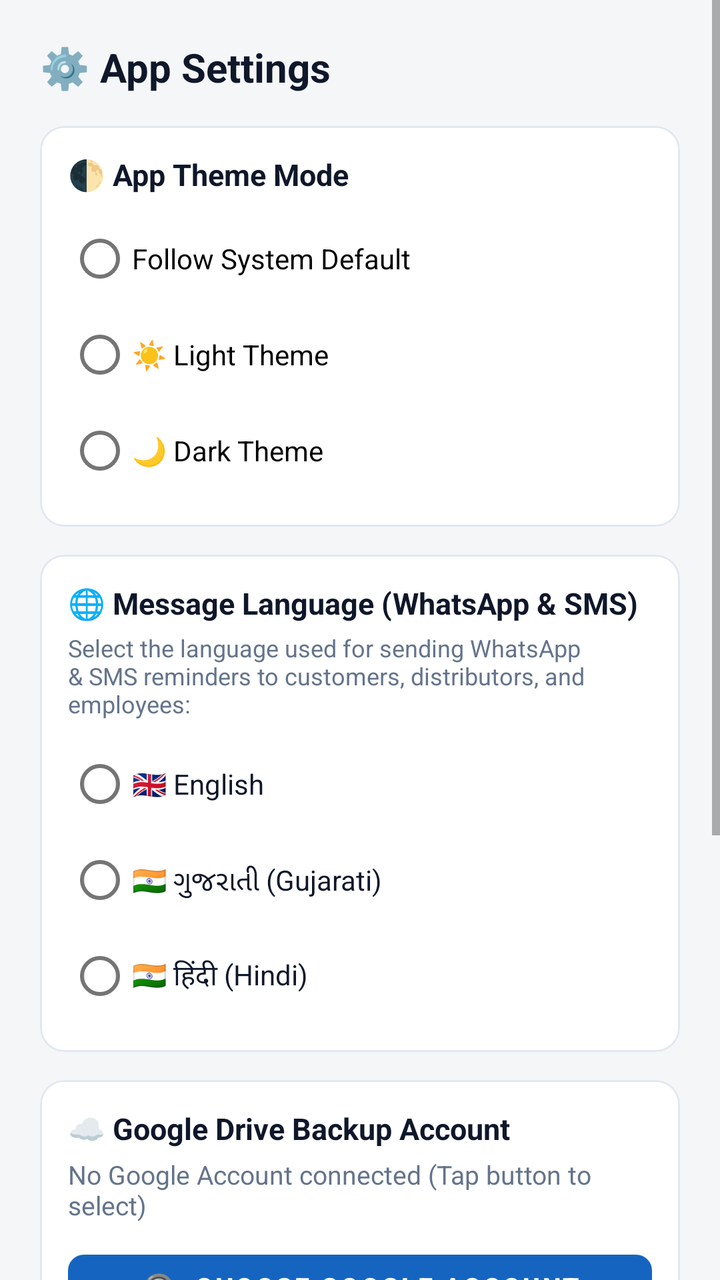
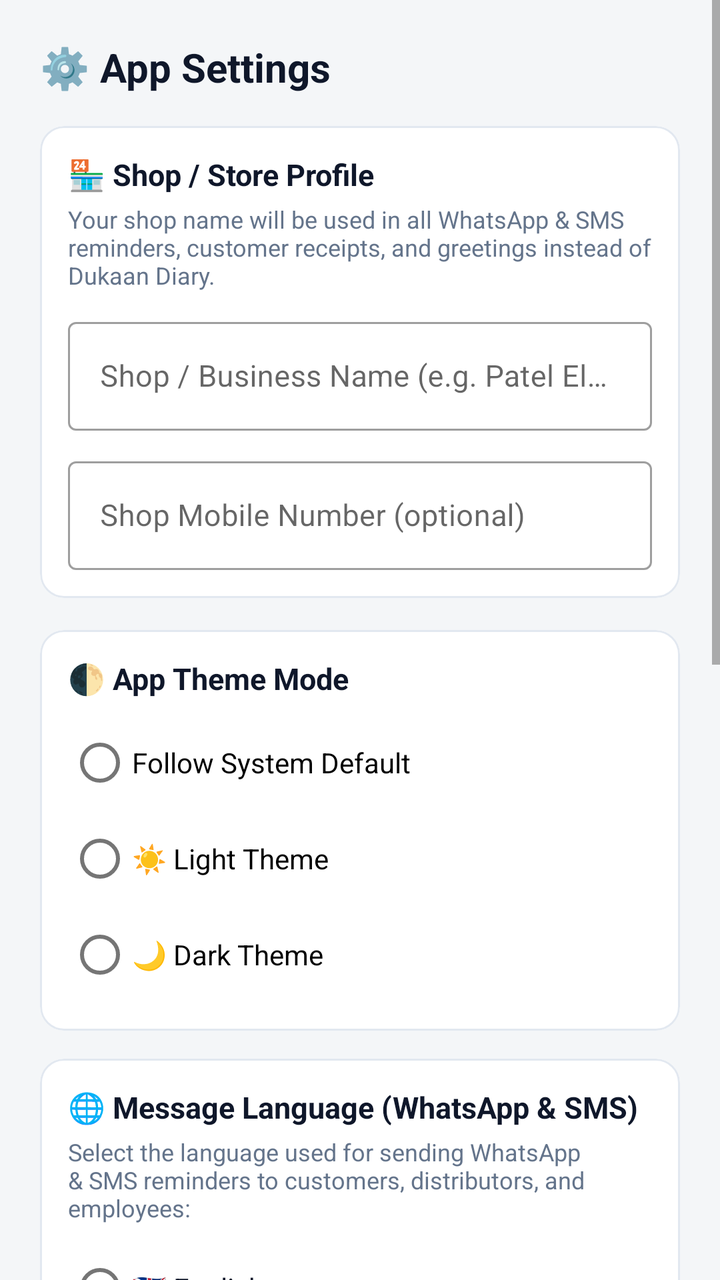

Before-and-after screenshots of an Android layout around one commit, followed by the original layout XML and the change that was made.
<!-- AndroidManifest.xml: application theme Theme.Dukaan -->
<!-- res/layout/dialog_settings.xml -->
<?xml version="1.0" encoding="utf-8"?>
<ScrollView xmlns:android="http://schemas.android.com/apk/res/android"
    xmlns:app="http://schemas.android.com/apk/res-auto"
    android:layout_width="match_parent"
    android:layout_height="wrap_content">

    <LinearLayout
        android:layout_width="match_parent"
        android:layout_height="wrap_content"
        android:orientation="vertical"
        android:padding="20dp">

        <TextView
            android:layout_width="match_parent"
            android:layout_height="wrap_content"
            android:text="⚙️ App Settings"
            android:textColor="@color/text_primary"
            android:textSize="20sp"
            android:textStyle="bold" />

        
        <com.google.android.material.card.MaterialCardView
            android:layout_width="match_parent"
            android:layout_height="wrap_content"
            android:layout_marginTop="16dp"
            app:cardCornerRadius="12dp"
            app:cardElevation="0dp"
            app:strokeColor="@color/divider_color"
            app:strokeWidth="1dp">

            <LinearLayout
                android:layout_width="match_parent"
                android:layout_height="wrap_content"
                android:orientation="vertical"
                android:padding="14dp">

                <TextView
                    android:layout_width="wrap_content"
                    android:layout_height="wrap_content"
                    android:text="🌓 App Theme Mode"
                    android:textColor="@color/text_primary"
                    android:textSize="15sp"
                    android:textStyle="bold" />

                <RadioGroup
                    android:id="@+id/rgThemeMode"
                    android:layout_width="match_parent"
                    android:layout_height="wrap_content"
                    android:layout_marginTop="8dp">

                    <RadioButton
                        android:id="@+id/rbThemeSystem"
                        android:layout_width="match_parent"
                        android:layout_height="wrap_content"
                        android:text="Follow System Default"
                        android:textSize="14sp" />

                    <RadioButton
                        android:id="@+id/rbThemeLight"
                        android:layout_width="match_parent"
                        android:layout_height="wrap_content"
                        android:text="☀️ Light Theme"
                        android:textSize="14sp" />

                    <RadioButton
                        android:id="@+id/rbThemeDark"
                        android:layout_width="match_parent"
                        android:layout_height="wrap_content"
                        android:text="🌙 Dark Theme"
                        android:textSize="14sp" />
                </RadioGroup>
            </LinearLayout>
        </com.google.android.material.card.MaterialCardView>

        
        <com.google.android.material.card.MaterialCardView
            android:layout_width="match_parent"
            android:layout_height="wrap_content"
            android:layout_marginTop="14dp"
            app:cardCornerRadius="12dp"
            app:cardElevation="0dp"
            app:strokeColor="@color/divider_color"
            app:strokeWidth="1dp">

            <LinearLayout
                android:layout_width="match_parent"
                android:layout_height="wrap_content"
                android:orientation="vertical"
                android:padding="14dp">

                <TextView
                    android:layout_width="wrap_content"
                    android:layout_height="wrap_content"
                    android:text="🌐 Message Language (WhatsApp &amp; SMS)"
                    android:textColor="@color/text_primary"
                    android:textSize="15sp"
                    android:textStyle="bold" />

                <TextView
                    android:layout_width="match_parent"
                    android:layout_height="wrap_content"
                    android:layout_marginTop="4dp"
                    android:text="Select the language used for sending WhatsApp &amp; SMS reminders to customers, distributors, and employees:"
                    android:textColor="@color/text_secondary"
                    android:textSize="12sp" />

                <RadioGroup
                    android:id="@+id/rgMessageLanguage"
                    android:layout_width="match_parent"
                    android:layout_height="wrap_content"
                    android:layout_marginTop="8dp">

                    <RadioButton
                        android:id="@+id/rbMsgLangEn"
                        android:layout_width="match_parent"
                        android:layout_height="wrap_content"
                        android:text="🇬🇧 English"
                        android:textColor="@color/text_primary"
                        android:textSize="14sp" />

                    <RadioButton
                        android:id="@+id/rbMsgLangGu"
                        android:layout_width="match_parent"
                        android:layout_height="wrap_content"
                        android:text="🇮🇳 ગુજરાતી (Gujarati)"
                        android:textColor="@color/text_primary"
                        android:textSize="14sp" />

                    <RadioButton
                        android:id="@+id/rbMsgLangHi"
                        android:layout_width="match_parent"
                        android:layout_height="wrap_content"
                        android:text="🇮🇳 हिंदी (Hindi)"
                        android:textColor="@color/text_primary"
                        android:textSize="14sp" />
                </RadioGroup>
            </LinearLayout>
        </com.google.android.material.card.MaterialCardView>

        
        <com.google.android.material.card.MaterialCardView
            android:layout_width="match_parent"
            android:layout_height="wrap_content"
            android:layout_marginTop="14dp"
            app:cardCornerRadius="12dp"
            app:cardElevation="0dp"
            app:strokeColor="@color/divider_color"
            app:strokeWidth="1dp">

            <LinearLayout
                android:layout_width="match_parent"
                android:layout_height="wrap_content"
                android:orientation="vertical"
                android:padding="14dp">

                <TextView
                    android:layout_width="wrap_content"
                    android:layout_height="wrap_content"
                    android:text="☁️ Google Drive Backup Account"
                    android:textColor="@color/text_primary"
                    android:textSize="15sp"
                    android:textStyle="bold" />

                <TextView
                    android:id="@+id/tvSettingsDriveStatus"
                    android:layout_width="match_parent"
                    android:layout_height="wrap_content"
                    android:layout_marginTop="4dp"
                    android:text="No Google Account connected (Tap button to select)"
                    android:textColor="@color/text_secondary"
                    android:textSize="13sp" />

                <com.google.android.material.button.MaterialButton
                    android:id="@+id/btnSettingsSelectAccount"
                    android:layout_width="match_parent"
                    android:layout_height="44dp"
                    android:layout_marginTop="10dp"
                    android:text="🔘  CHOOSE GOOGLE ACCOUNT"
                    android:textSize="13sp"
                    android:textStyle="bold"
                    app:cornerRadius="8dp" />

                <TextView
                    android:layout_width="match_parent"
                    android:layout_height="wrap_content"
                    android:layout_marginTop="8dp"
                    android:text="All tasks, customer debts, and voice notes will be tied to this Google Account so your data remains safe when updating or reinstalling."
                    android:textColor="@color/text_secondary"
                    android:textSize="11sp" />
            </LinearLayout>
        </com.google.android.material.card.MaterialCardView>

        
        <com.google.android.material.card.MaterialCardView
            android:layout_width="match_parent"
            android:layout_height="wrap_content"
            android:layout_marginTop="14dp"
            app:cardCornerRadius="12dp"
            app:cardElevation="0dp"
            app:strokeColor="@color/divider_color"
            app:strokeWidth="1dp">

            <LinearLayout
                android:layout_width="match_parent"
                android:layout_height="wrap_content"
                android:orientation="vertical"
                android:padding="14dp">

                <TextView
                    android:layout_width="wrap_content"
                    android:layout_height="wrap_content"
                    android:text="⏰ Periodic Reminders"
                    android:textColor="@color/text_primary"
                    android:textSize="15sp"
                    android:textStyle="bold" />

                <TextView
                    android:layout_width="match_parent"
                    android:layout_height="wrap_content"
                    android:layout_marginTop="4dp"
                    android:text="Active schedule: Every 2 hours (8:00 AM, 10:00 AM, 12:00 PM, 2:00 PM, 4:00 PM, 6:00 PM, 8:00 PM, 10:00 PM)."
                    android:textColor="#16A34A"
                    android:textSize="13sp"
                    android:textStyle="bold" />

                <com.google.android.material.button.MaterialButton
                    android:id="@+id/btnTestNotification"
                    style="@style/Widget.MaterialComponents.Button.OutlinedButton"
                    android:layout_width="match_parent"
                    android:layout_height="44dp"
                    android:layout_marginTop="8dp"
                    android:text="🔔 TEST REMINDER NOW"
                    android:textColor="@color/primary"
                    android:textSize="12sp"
                    app:strokeColor="@color/primary" />
            </LinearLayout>
        </com.google.android.material.card.MaterialCardView>

        
        <com.google.android.material.button.MaterialButton
            android:id="@+id/btnSaveSettings"
            android:layout_width="match_parent"
            android:layout_height="48dp"
            android:layout_marginTop="18dp"
            android:backgroundTint="@color/primary"
            android:text="SAVE SETTINGS"
            android:textColor="@android:color/white"
            android:textSize="14sp"
            android:textStyle="bold"
            app:cornerRadius="10dp" />

    </LinearLayout>
</ScrollView>
<!-- resources referenced by this layout -->
<resources>
  <color name="divider_color">#E2E8F0</color>
  <color name="primary">#1565C0</color>
  <color name="text_primary">#0F172A</color>
  <color name="text_secondary">#64748B</color>
  <style name="Theme.Dukaan" parent="Theme.MaterialComponents.DayNight.NoActionBar">
          <item name="colorPrimary">@color/primary</item>
          <item name="colorPrimaryVariant">@color/primary_dark</item>
          <item name="colorOnPrimary">@android:color/white</item>
          <item name="colorSecondary">@color/accent</item>
          <item name="android:statusBarColor">@color/primary_dark</item>
          <item name="android:windowBackground">@color/bg</item>
      </style>
  <color name="primary_dark">#0D47A1</color>
  <color name="accent">#00897B</color>
  <color name="bg">#F4F6F8</color>
</resources>

<!-- the commit's change to res/layout/dialog_settings.xml (unified diff, before → after) -->
@@ -17,6 +17,70 @@
             android:textColor="@color/text_primary"
             android:textSize="20sp"
             android:textStyle="bold" />
+
+        
+        <com.google.android.material.card.MaterialCardView
+            android:layout_width="match_parent"
+            android:layout_height="wrap_content"
+            android:layout_marginTop="16dp"
+            app:cardCornerRadius="12dp"
+            app:cardElevation="0dp"
+            app:strokeColor="@color/divider_color"
+            app:strokeWidth="1dp">
+
+            <LinearLayout
+                android:layout_width="match_parent"
+                android:layout_height="wrap_content"
+                android:orientation="vertical"
+                android:padding="14dp">
+
+                <TextView
+                    android:layout_width="wrap_content"
+                    android:layout_height="wrap_content"
+                    android:text="🏪 Shop / Store Profile"
+                    android:textColor="@color/text_primary"
+                    android:textSize="15sp"
+                    android:textStyle="bold" />
+
+                <TextView
+                    android:layout_width="match_parent"
+                    android:layout_height="wrap_content"
+                    android:layout_marginTop="4dp"
+                    android:text="Your shop name will be used in all WhatsApp &amp; SMS reminders, customer receipts, and greetings instead of Dukaan Diary."
+                    android:textColor="@color/text_secondary"
+                    android:textSize="12sp" />
+
+                <com.google.android.material.textfield.TextInputLayout
+                    style="@style/Widget.MaterialComponents.TextInputLayout.OutlinedBox"
+                    android:layout_width="match_parent"
+                    android:layout_height="wrap_content"
+                    android:layout_marginTop="10dp"
+                    android:hint="Shop / Business Name (e.g. Patel Electronics)">
+
+                    <com.google.android.material.textfield.TextInputEditText
+                        android:id="@+id/etSettingsShopName"
+                        android:layout_width="match_parent"
+                        android:layout_height="wrap_content"
+                        android:inputType="textCapWords"
+                        android:textSize="15sp" />
+                </com.google.android.material.textfield.TextInputLayout>
+
+                <com.google.android.material.textfield.TextInputLayout
+                    style="@style/Widget.MaterialComponents.TextInputLayout.OutlinedBox"
+                    android:layout_width="match_parent"
+                    android:layout_height="wrap_content"
+                    android:layout_marginTop="10dp"
+                    android:hint="Shop Mobile Number (optional)">
+
+                    <com.google.android.material.textfield.TextInputEditText
+                        android:id="@+id/etSettingsShopPhone"
+                        android:layout_width="match_parent"
+                        android:layout_height="wrap_content"
+                        android:inputType="phone"
+                        android:textSize="15sp" />
+                </com.google.android.material.textfield.TextInputLayout>
+            </LinearLayout>
+        </com.google.android.material.card.MaterialCardView>
 
         
         <com.google.android.material.card.MaterialCardView
